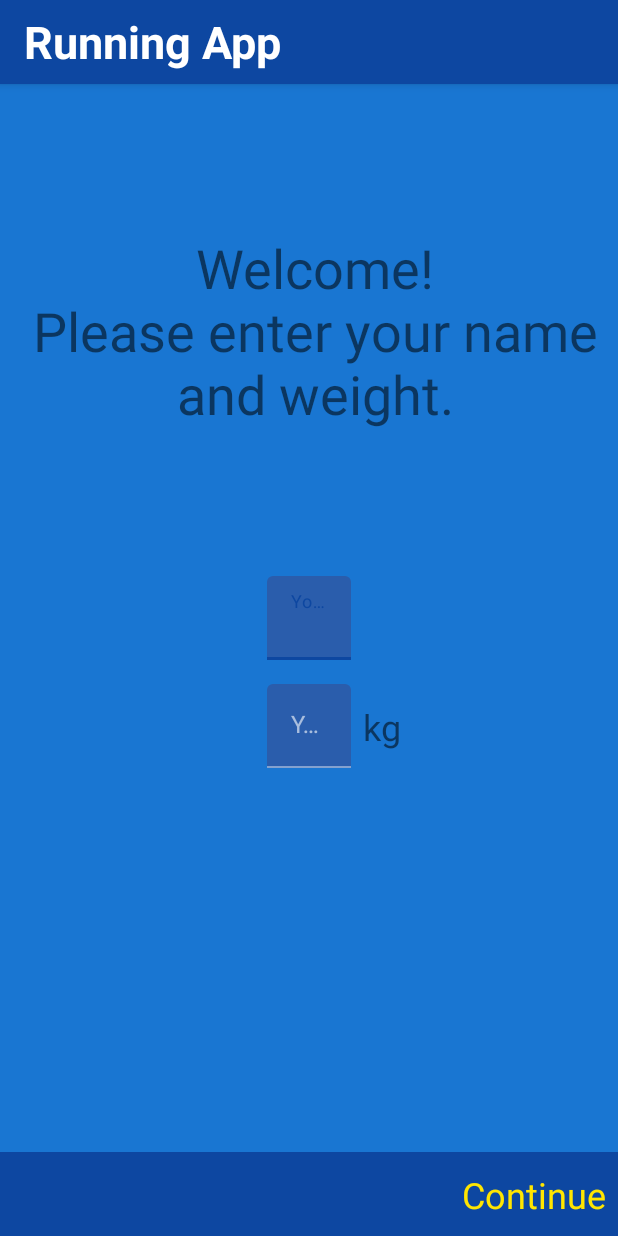
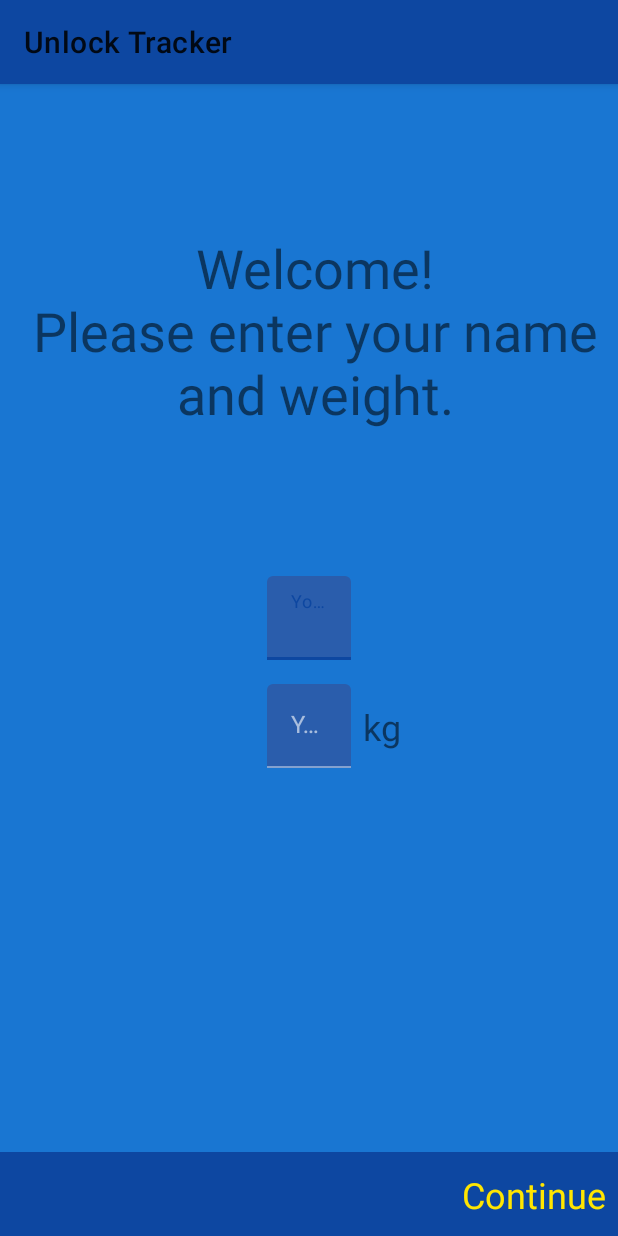
Before and after one commit to mishraaditya595/Unlock-Tracker, an Android app: the screen it shows after launch (MainActivity), on a phone screen of 412 x 824 dp. Run offline under Robolectric (Android 15) with nearby library versions, the phone set to English and light mode, and no system bars; our stand-ins replace Dagger/Hilt's generated code, Timber, navigation-ui.

```diff
--- a/app/src/main/res/layout/activity_main.xml
+++ b/app/src/main/res/layout/activity_main.xml
@@ -6,37 +6,37 @@
     android:layout_width="match_parent"
     android:layout_height="match_parent">
 
-    <com.google.android.material.appbar.AppBarLayout
-        android:id="@+id/appBarLayout"
-        android:layout_width="match_parent"
-        android:layout_height="?android:attr/actionBarSize"
-        app:layout_constraintEnd_toEndOf="parent"
-        app:layout_constraintHorizontal_bias="0.5"
-        app:layout_constraintStart_toStartOf="parent"
-        app:layout_constraintTop_toTopOf="parent">
+<!--    <com.google.android.material.appbar.AppBarLayout-->
+<!--        android:id="@+id/appBarLayout"-->
+<!--        android:layout_width="match_parent"-->
+<!--        android:layout_height="?android:attr/actionBarSize"-->
+<!--        app:layout_constraintEnd_toEndOf="parent"-->
+<!--        app:layout_constraintHorizontal_bias="0.5"-->
+<!--        app:layout_constraintStart_toStartOf="parent"-->
+<!--        app:layout_constraintTop_toTopOf="parent">-->
 
-        <com.google.android.material.appbar.MaterialToolbar
-            android:id="@+id/toolbar"
-            android:layout_width="match_parent"
-            android:layout_height="match_parent">
+<!--        <com.google.android.material.appbar.MaterialToolbar-->
+<!--            android:id="@+id/toolbar"-->
+<!--            android:layout_width="match_parent"-->
+<!--            android:layout_height="match_parent">-->
 
-            <com.google.android.material.textview.MaterialTextView
-                android:id="@+id/tvToolbarTitle"
-                android:layout_width="match_parent"
-                android:layout_height="match_parent"
-                android:text="Running App"
-                android:textSize="30sp"
-                android:textStyle="bold"
-                android:gravity="center_vertical"
-                android:textColor="@android:color/white"
-                app:layout_constraintBottom_toBottomOf="parent"
-                app:layout_constraintEnd_toEndOf="parent"
-                app:layout_constraintHorizontal_bias="0.5"
-                app:layout_constraintStart_toStartOf="parent"
-                app:layout_constraintTop_toTopOf="parent" />
+<!--            <com.google.android.material.textview.MaterialTextView-->
+<!--                android:id="@+id/tvToolbarTitle"-->
+<!--                android:layout_width="match_parent"-->
+<!--                android:layout_height="match_parent"-->
+<!--                android:text="Running App"-->
+<!--                android:textSize="30sp"-->
+<!--                android:textStyle="bold"-->
+<!--                android:gravity="center_vertical"-->
+<!--                android:textColor="@android:color/white"-->
+<!--                app:layout_constraintBottom_toBottomOf="parent"-->
+<!--                app:layout_constraintEnd_toEndOf="parent"-->
+<!--                app:layout_constraintHorizontal_bias="0.5"-->
+<!--                app:layout_constraintStart_toStartOf="parent"-->
+<!--                app:layout_constraintTop_toTopOf="parent" />-->
 
-        </com.google.android.material.appbar.MaterialToolbar>
-    </com.google.android.material.appbar.AppBarLayout>
+<!--        </com.google.android.material.appbar.MaterialToolbar>-->
+<!--    </com.google.android.material.appbar.AppBarLayout>-->
 
     <FrameLayout
         android:id="@+id/flFragment"
@@ -45,14 +45,14 @@
         app:layout_constraintBottom_toTopOf="@+id/bottomNavigationView"
         app:layout_constraintEnd_toEndOf="parent"
         app:layout_constraintStart_toStartOf="parent"
-        app:layout_constraintTop_toBottomOf="@+id/appBarLayout">
+        app:layout_constraintTop_toTopOf="parent">
 
         <fragment
             android:id="@+id/navHostFragment"
-            android:tag="nav_host_frag"
+            android:name="androidx.navigation.fragment.NavHostFragment"
             android:layout_width="match_parent"
             android:layout_height="match_parent"
-            android:name="androidx.navigation.fragment.NavHostFragment"
+            android:tag="nav_host_frag"
             app:defaultNavHost="true"
             app:navGraph="@navigation/nav_graph" />
 
--- a/app/src/main/res/values/themes.xml
+++ b/app/src/main/res/values/themes.xml
@@ -1,6 +1,6 @@
 <resources xmlns:tools="http://schemas.android.com/tools">
     <!-- Base application theme. -->
-    <style name="Theme.UnlockTracker" parent="Theme.MaterialComponents.DayNight.NoActionBar">
+    <style name="Theme.UnlockTracker" parent="Theme.MaterialComponents.DayNight">
         <!-- Primary brand color. -->
         <item name="colorPrimary">@color/md_blue_900</item>
         <item name="colorPrimaryVariant">@color/white</item>
```
Also changed, not shown: app/src/main/java/com/vob/unlocktracker/service/TrackingService.kt (+17 -0 lines), app/src/main/java/com/vob/unlocktracker/ui/fragments/TrackingFragment.kt (+63 -2 lines), app/src/main/res/drawable/ic_baseline_delete_24.xml (added, +10 -0 lines), app/src/main/res/drawable/ic_cancel.xml (added, +10 -0 lines), app/src/main/res/drawable/ic_close.xml (added, +10 -0 lines), app/src/main/res/menu/toolbar_tracking_menu.xml (added, +12 -0 lines).
